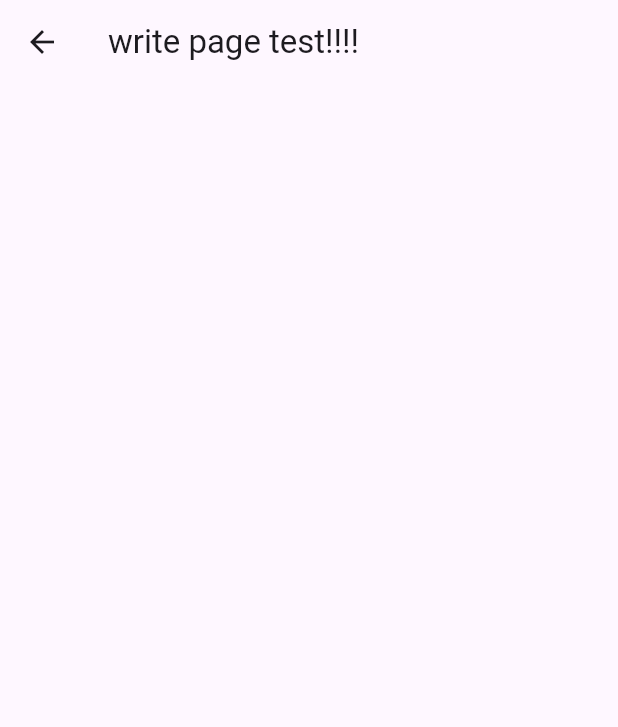
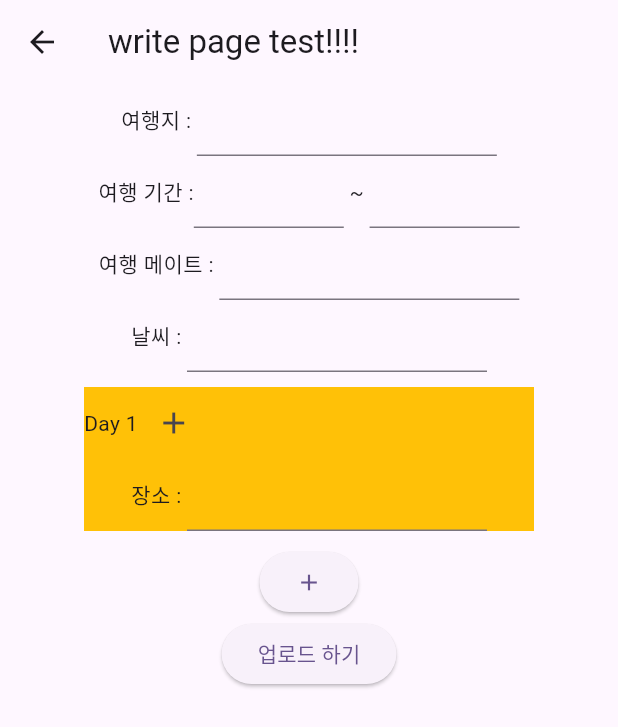
Before and after one commit to likewoody/Tree, a Flutter app: the Write screen opened directly, on a phone screen of 412 x 824 dp. Shown: the top 727 px of the screen. Run offline on Flutter 3.47's test engine with Material 3 defaults, Android fonts, the light colour scheme and no system bars; our stand-ins replace firebase_core, get; accounts and stored records are empty; generated files the repository leaves out were written again.

Commit message:
게시글 작성창 기본 틀 구성

```diff
--- a/tree/lib/view/write/write.dart
+++ b/tree/lib/view/write/write.dart
@@ -1,7 +1,33 @@
 import 'package:flutter/material.dart';
 
-class Write extends StatelessWidget {
+class Write extends StatefulWidget {
   const Write({super.key});
+
+  @override
+  State<Write> createState() => _WriteState();
+}
+
+class _WriteState extends State<Write> {
+  late TextEditingController travelPlaceController;
+  late TextEditingController day1Controller;
+  late TextEditingController day2Controller;
+  late TextEditingController travelMateController;
+  late TextEditingController weatherController;
+  late List<Widget> travelPlaceList;
+  late List<Widget> travelDayList;
+  int dayCnt = 1;
+
+  @override
+  void initState() {
+    super.initState();
+    travelPlaceController = TextEditingController();
+    day1Controller = TextEditingController();
+    day2Controller = TextEditingController();
+    travelMateController = TextEditingController();
+    weatherController = TextEditingController();
+    travelPlaceList = [];
+    travelDayList = [];
+  }
 
   @override
   Widget build(BuildContext context) {
@@ -9,6 +35,176 @@ class Write extends StatelessWidget {
       appBar: AppBar(
         title: const Text("write page test!!!!"),
       ),
+      body: SingleChildScrollView(
+        child: Center(
+          child: Column(
+            children: [
+              Row(
+                mainAxisAlignment: MainAxisAlignment.center,
+                children: [
+                  const Text("여행지 : "),
+                  Container(
+                    width: 200,
+                    child: TextField(
+                      controller: travelPlaceController,
+                    ),
+                  ),
+                ],
+              ),
+              Row(
+                mainAxisAlignment: MainAxisAlignment.center,
+                children: [
+                  const Text("여행 기간 :"),
+                  Row(
+                    children: [
+                      Container(
+                        width: 100,
+                        child: TextField(
+                          controller: day1Controller,
+                        ),
+                      ),
+                      const Text(" ~ "),
+                      Container(
+                        width: 100,
+                        child: TextField(
+                          controller: day2Controller,
+                        ),
+                      ),
+                    ],
+                  ),
+                ],
+              ),
+              Row(
+                mainAxisAlignment: MainAxisAlignment.center,
+                children: [
+                  const Text("여행 메이트 : "),
+                  Container(
+                    width: 200,
+                    child: TextField(
+                      controller: travelMateController,
+                    ),
+                  ),
+                ],
+              ),
+              Row(
+                mainAxisAlignment: MainAxisAlignment.center,
+                children: [
+                  const Text("날씨 : "),
+                  Container(
+                    width: 200,
+                    child: TextField(
+                      controller: weatherController,
+                    ),
+                  ),
+                ],
+              ),
+              Padding(
+                padding: const EdgeInsets.all(10),
+                child: Container(
+                  width: 300,
+                  color: Colors.amber,
+                  child: Column(
+                    children: [
+                      Row(
+                        children: [
+                          Text("Day $dayCnt"),
+                          IconButton(
+                              onPressed: () {
+                                addPlaceWidget();
+                              },
+                              icon: Icon(Icons.add))
+                        ],
+                      ),
+                      Row(
+                        mainAxisAlignment: MainAxisAlignment.center,
+                        children: [
+                          const Text("장소 : "),
+                          Container(
+                            width: 200,
+                            child: TextField(),
+                          ),
+                        ],
+                      ),
+                      Column(
+                        children: travelPlaceList,
+                      )
+                    ],
+                  ),
+                ),
+              ),
+              Column(
+                children: travelDayList,
+              ),
+              ElevatedButton(
+                  onPressed: () {
+                    addDayWidget();
+                  },
+                  child: Icon(Icons.add)),
+              ElevatedButton(
+                onPressed: () {},
+                child: Text("업로드 하기"),
+              )
+            ],
+          ),
+        ),
+      ),
     );
   }
+
+  addPlaceWidget() {
+    travelPlaceList.add(
+      Row(
+        mainAxisAlignment: MainAxisAlignment.center,
+        children: [
+          Text("장소 : "),
+          Container(
+            width: 200,
+            child: TextField(),
+          ),
+        ],
+      ),
+    );
+    setState(() {});
+  }
+
+  addDayWidget() {
+    travelPlaceList = [];
+    travelDayList.add(
+      Padding(
+        padding: const EdgeInsets.all(10),
+        child: Container(
+          width: 300,
+          color: Colors.amber,
+          child: Column(
+            children: [
+              Row(
+                children: [
+                  Text("Day ${dayCnt}"),
+                  IconButton(
+                      onPressed: () {
+                        addPlaceWidget();
+                      },
+                      icon: Icon(Icons.add))
+                ],
+              ),
+              Row(
+                mainAxisAlignment: MainAxisAlignment.center,
+                children: [
+                  Text("장소 : "),
+                  Container(
+                    width: 200,
+                    child: TextField(),
+                  ),
+                ],
+              ),
+              Column(
+                children: travelPlaceList,
+              ),
+            ],
+          ),
+        ),
+      ),
+    );
+    setState(() {});
+  }
 }
```
